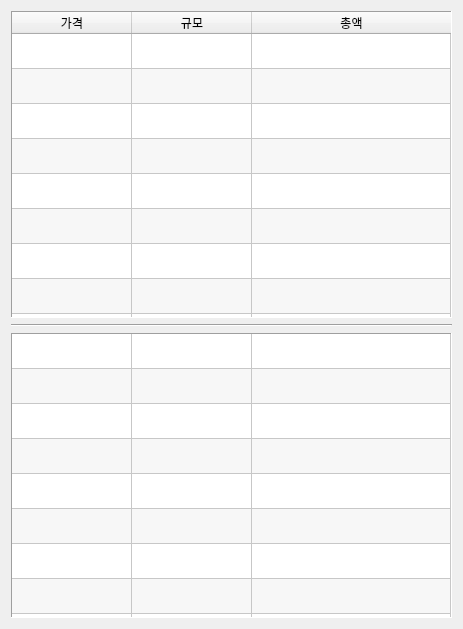
SKYooon1/Cryptocurrency-HTS, file orderbook.ui: the form before one commit.
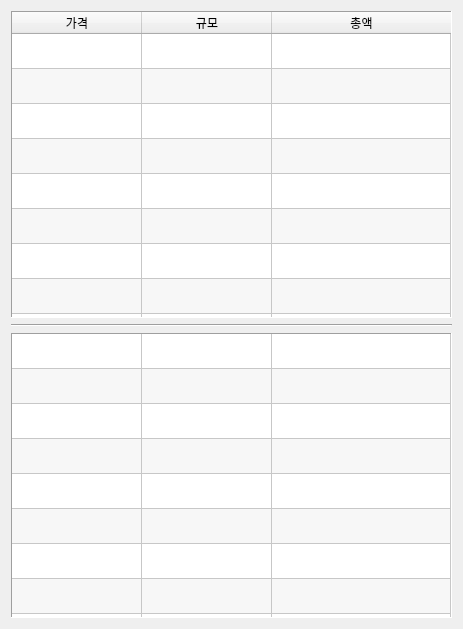
The form after the commit.

Commit message: 개요 ui 및 코드, 호가창 ui 개선

```diff
--- a/orderbook.ui
+++ b/orderbook.ui
@@ -97,7 +97,7 @@
       <bool>true</bool>
      </attribute>
      <attribute name="horizontalHeaderDefaultSectionSize">
-      <number>120</number>
+      <number>130</number>
      </attribute>
      <attribute name="horizontalHeaderShowSortIndicator" stdset="0">
       <bool>false</bool>
@@ -242,7 +242,7 @@
       <bool>false</bool>
      </attribute>
      <attribute name="horizontalHeaderDefaultSectionSize">
-      <number>120</number>
+      <number>130</number>
      </attribute>
      <attribute name="horizontalHeaderShowSortIndicator" stdset="0">
       <bool>false</bool>
```
The commit also changes 2 other files.
